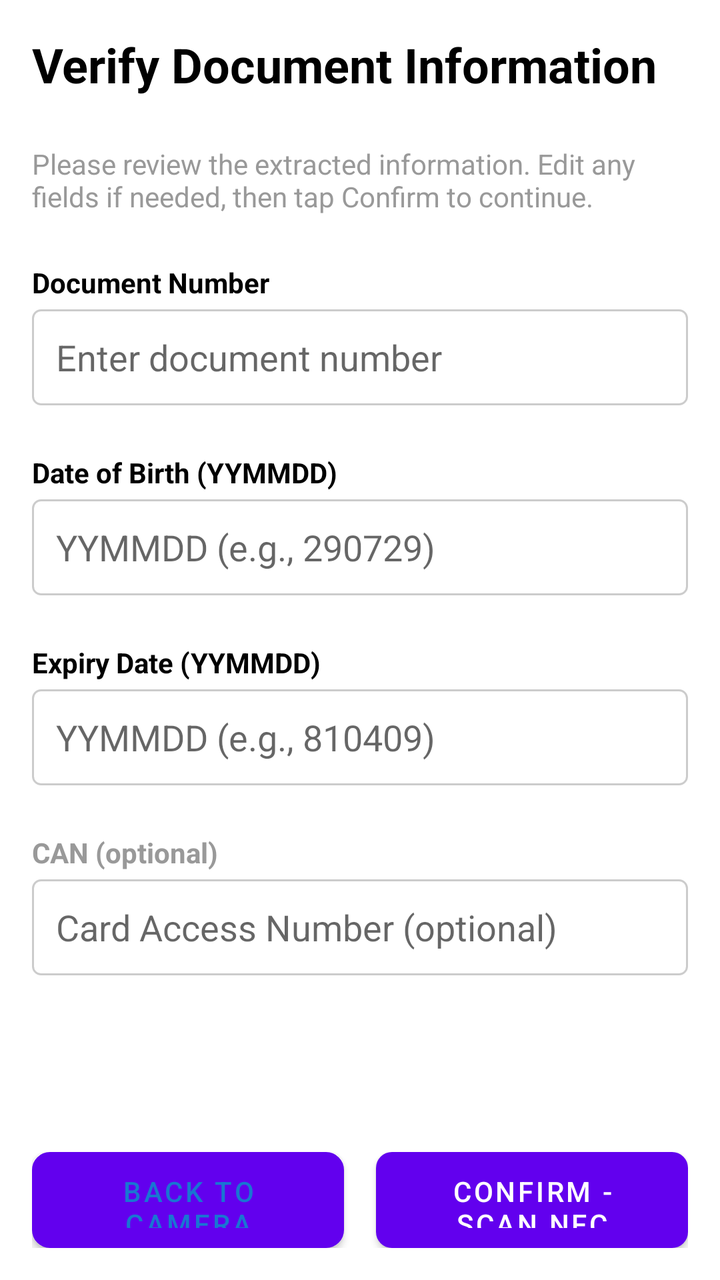
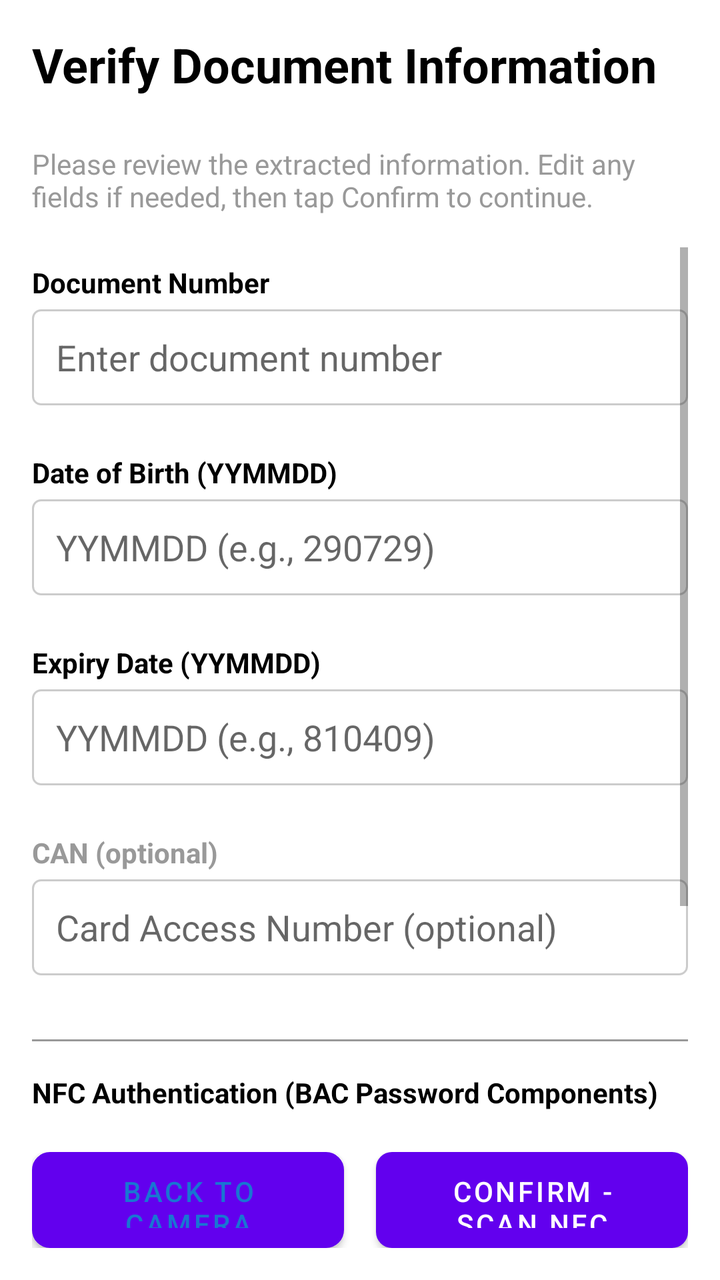

Before-and-after screenshots of an Android layout around one commit, followed by the original layout XML and the change that was made.
<!-- AndroidManifest.xml: application theme Theme.TrustNetApp -->
<!-- res/layout/activity_confirmation.xml -->
<?xml version="1.0" encoding="utf-8"?>
<LinearLayout xmlns:android="http://schemas.android.com/apk/res/android"
    android:layout_width="match_parent"
    android:layout_height="match_parent"
    android:orientation="vertical"
    android:padding="16dp"
    android:background="@color/white">

    
    <TextView
        android:id="@+id/titleTextView"
        android:layout_width="match_parent"
        android:layout_height="wrap_content"
        android:text="Verify Document Information"
        android:textSize="24sp"
        android:textStyle="bold"
        android:textColor="@color/black"
        android:layout_marginBottom="24dp" />

    
    <TextView
        android:layout_width="match_parent"
        android:layout_height="wrap_content"
        android:text="Please review the extracted information. Edit any fields if needed, then tap Confirm to continue."
        android:textSize="14sp"
        android:textColor="@color/gray"
        android:layout_marginBottom="16dp" />

    
    <ScrollView
        android:layout_width="match_parent"
        android:layout_height="0dp"
        android:layout_weight="1"
        android:layout_marginBottom="16dp">

        <LinearLayout
            android:layout_width="match_parent"
            android:layout_height="wrap_content"
            android:orientation="vertical">

            
            <TextView
                android:layout_width="match_parent"
                android:layout_height="wrap_content"
                android:text="Document Number"
                android:textStyle="bold"
                android:textColor="@color/black"
                android:layout_marginTop="8dp"
                android:layout_marginBottom="4dp" />

            <EditText
                android:id="@+id/docNumEditText"
                android:layout_width="match_parent"
                android:layout_height="48dp"
                android:hint="Enter document number"
                android:inputType="text"
                android:padding="12dp"
                android:background="@drawable/edit_text_border"
                android:layout_marginBottom="16dp" />

            
            <TextView
                android:layout_width="match_parent"
                android:layout_height="wrap_content"
                android:text="Date of Birth (YYMMDD)"
                android:textStyle="bold"
                android:textColor="@color/black"
                android:layout_marginTop="8dp"
                android:layout_marginBottom="4dp" />

            <EditText
                android:id="@+id/dobEditText"
                android:layout_width="match_parent"
                android:layout_height="48dp"
                android:hint="YYMMDD (e.g., 290729)"
                android:inputType="number"
                android:padding="12dp"
                android:background="@drawable/edit_text_border"
                android:layout_marginBottom="16dp" />

            
            <TextView
                android:layout_width="match_parent"
                android:layout_height="wrap_content"
                android:text="Expiry Date (YYMMDD)"
                android:textStyle="bold"
                android:textColor="@color/black"
                android:layout_marginTop="8dp"
                android:layout_marginBottom="4dp" />

            <EditText
                android:id="@+id/expiryEditText"
                android:layout_width="match_parent"
                android:layout_height="48dp"
                android:hint="YYMMDD (e.g., 810409)"
                android:inputType="number"
                android:padding="12dp"
                android:background="@drawable/edit_text_border"
                android:layout_marginBottom="16dp" />

            
            <TextView
                android:layout_width="match_parent"
                android:layout_height="wrap_content"
                android:text="CAN (optional)"
                android:textStyle="bold"
                android:textColor="@color/gray"
                android:layout_marginTop="8dp"
                android:layout_marginBottom="4dp" />

            <EditText
                android:id="@+id/canEditText"
                android:layout_width="match_parent"
                android:layout_height="48dp"
                android:hint="Card Access Number (optional)"
                android:inputType="text"
                android:padding="12dp"
                android:background="@drawable/edit_text_border"
                android:layout_marginBottom="16dp" />

        </LinearLayout>
    </ScrollView>

    
    <LinearLayout
        android:layout_width="match_parent"
        android:layout_height="wrap_content"
        android:orientation="horizontal">

        <Button
            android:id="@+id/editButton"
            android:layout_width="0dp"
            android:layout_height="48dp"
            android:layout_weight="1"
            android:text="Back to Camera"
            android:textColor="@color/primary_blue"
            android:background="@drawable/button_outline"
            android:layout_marginEnd="8dp" />

        <Button
            android:id="@+id/confirmButton"
            android:layout_width="0dp"
            android:layout_height="48dp"
            android:layout_weight="1"
            android:text="Confirm - Scan NFC"
            android:textColor="@color/white"
            android:background="@drawable/button_filled"
            android:layout_marginStart="8dp" />

    </LinearLayout>

</LinearLayout>
<!-- resources referenced by this layout -->
<resources>
  <color name="black">#000000</color>
  <color name="gray">#999999</color>
  <color name="primary_blue">#1976D2</color>
  <color name="white">#FFFFFF</color>
  <!-- drawable button_filled (drawable) -->
  <?xml version="1.0" encoding="utf-8"?>
  <shape xmlns:android="http://schemas.android.com/apk/res/android"
      android:shape="rectangle">
      <solid android:color="@color/primary_blue" />
      <corners android:radius="8dp" />
  </shape>
  <!-- drawable button_outline (drawable) -->
  <?xml version="1.0" encoding="utf-8"?>
  <shape xmlns:android="http://schemas.android.com/apk/res/android"
      android:shape="rectangle">
      <solid android:color="@color/white" />
      <stroke
          android:width="2dp"
          android:color="@color/primary_blue" />
      <corners android:radius="8dp" />
  </shape>
  <!-- drawable edit_text_border (drawable) -->
  <?xml version="1.0" encoding="utf-8"?>
  <shape xmlns:android="http://schemas.android.com/apk/res/android"
      android:shape="rectangle">
      <solid android:color="@color/white" />
      <stroke
          android:width="1dp"
          android:color="@color/light_gray" />
      <corners android:radius="4dp" />
  </shape>
  <style name="Theme.TrustNetApp" parent="Theme.MaterialComponents.Light.DarkActionBar">
          
          <item name="colorPrimary">@color/purple_500</item>
          <item name="colorPrimaryVariant">@color/purple_700</item>
          <item name="colorSecondary">@color/teal_200</item>
          <item name="colorSecondaryVariant">@color/teal_700</item>
          <item name="colorError">@color/red_500</item>
          <item name="colorOnPrimary">@android:color/white</item>
          <item name="colorOnSecondary">@android:color/black</item>
          <item name="colorOnError">@android:color/white</item>
          
          
          <item name="android:statusBarColor">@color/purple_500</item>
          <item name="android:windowLightStatusBar">false</item>
      </style>
  <color name="light_gray">#CCCCCC</color>
  <color name="purple_500">#FF6200EE</color>
  <color name="purple_700">#FF3700B3</color>
  <color name="teal_200">#FF03DAC5</color>
  <color name="teal_700">#FF018786</color>
  <color name="red_500">#FFFF5252</color>
</resources>

<!-- the commit's change to res/layout/activity_confirmation.xml (unified diff, before → after) -->
@@ -117,6 +117,57 @@
                 android:padding="12dp"
                 android:background="@drawable/edit_text_border"
                 android:layout_marginBottom="16dp" />
+
+            
+            <View
+                android:layout_width="match_parent"
+                android:layout_height="1dp"
+                android:background="@color/gray"
+                android:layout_marginTop="16dp"
+                android:layout_marginBottom="16dp" />
+
+            <TextView
+                android:layout_width="match_parent"
+                android:layout_height="wrap_content"
+                android:text="NFC Authentication (BAC Password Components)"
+                android:textStyle="bold"
+                android:textColor="@color/black"
+                android:layout_marginBottom="8dp" />
+
+            <TextView
+                android:id="@+id/bacComponentsTextView"
+                android:layout_width="match_parent"
+                android:layout_height="wrap_content"
+                android:text="[Check digits will be shown here]"
+                android:textSize="12sp"
+                android:textColor="@color/black"
+                android:background="@color/light_gray"
+                android:padding="12dp"
+                android:layout_marginBottom="8dp"
+                android:fontFamily="monospace" />
+
+            <TextView
+                android:layout_width="match_parent"
+                android:layout_height="wrap_content"
+                android:text="Final BAC Password (24 chars)"
+                android:textStyle="bold"
+                android:textColor="@color/purple_700"
+                android:layout_marginTop="8dp"
+                android:layout_marginBottom="4dp" />
+
+            <TextView
+                android:id="@+id/bacPasswordTextView"
+                android:layout_width="match_parent"
+                android:layout_height="wrap_content"
+                android:text="[Password will be shown here]"
+                android:textSize="14sp"
+                android:textStyle="bold"
+                android:textColor="@color/purple_700"
+                android:background="@color/light_purple"
+                android:padding="12dp"
+                android:layout_marginBottom="16dp"
+                android:gravity="center"
+                android:fontFamily="monospace" />
 
         </LinearLayout>
     </ScrollView>
<!-- resource entries referenced after the edit -->
@@ -47,6 +47,7 @@
           <item name="android:windowLightStatusBar">false</item>
       </style>
   <color name="light_gray">#CCCCCC</color>
+  <color name="light_purple">#F3E5F5</color>
   <color name="purple_500">#FF6200EE</color>
   <color name="purple_700">#FF3700B3</color>
   <color name="teal_200">#FF03DAC5</color>
